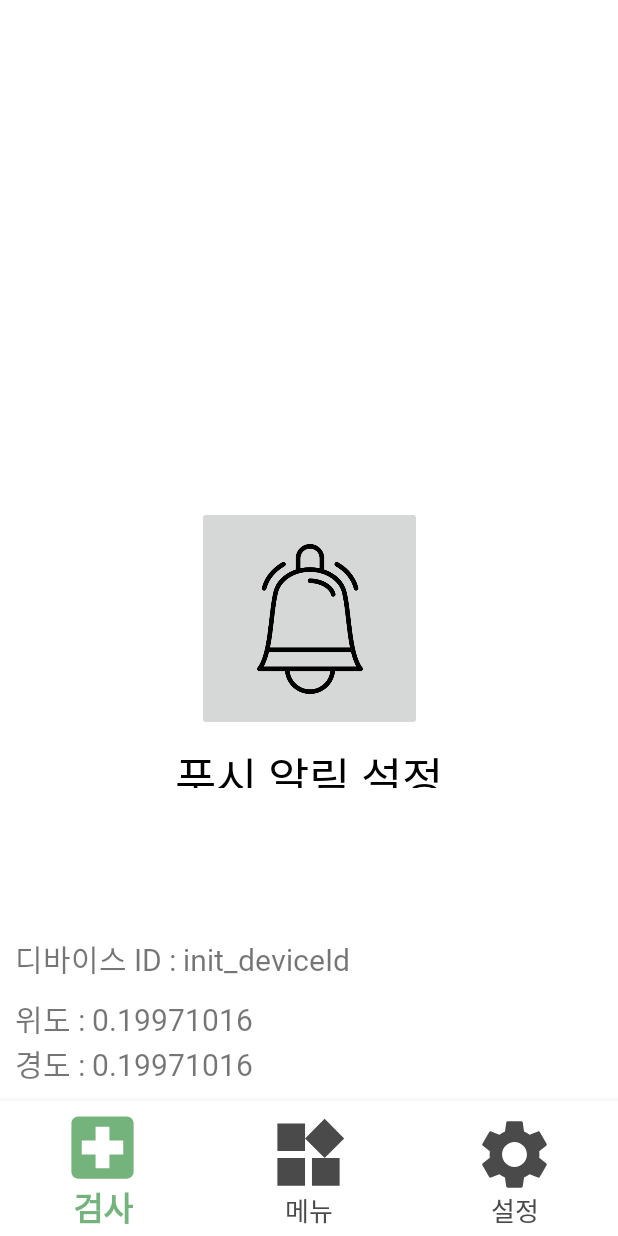
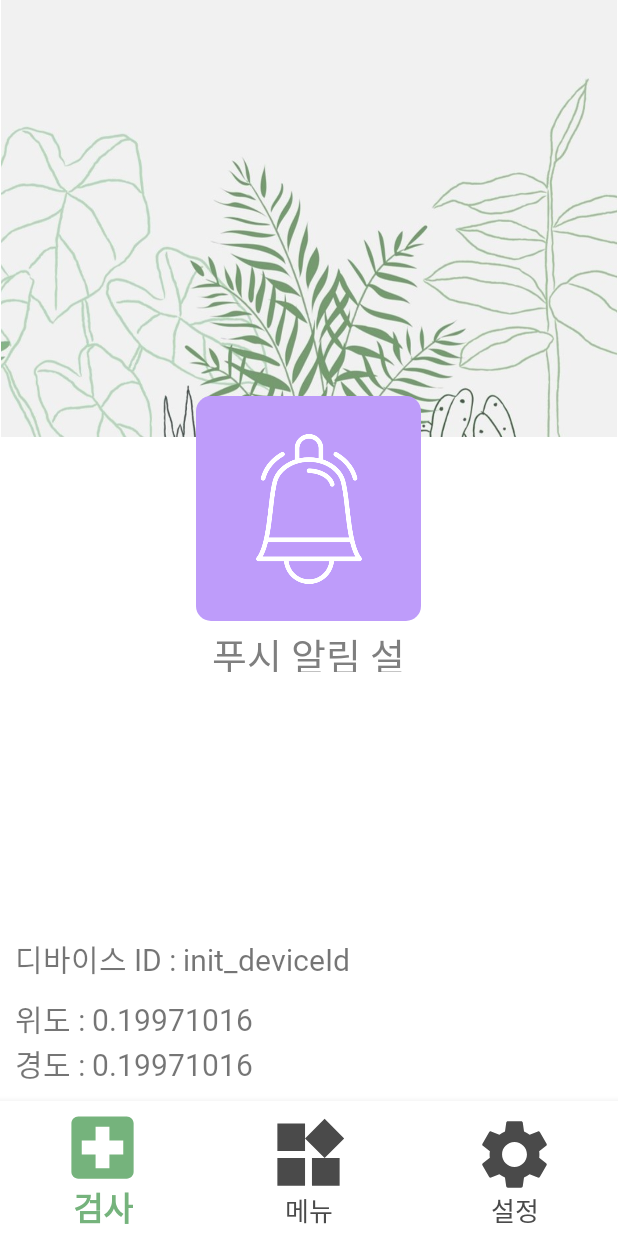
Before and after one commit to jinyong3512/easy-farm, an Android app: the fragment Fragment3 placed in its activity, on a phone screen of 412 x 824 dp. Run offline under Robolectric (Android 15) with nearby library versions, the phone set to English and light mode, and no system bars; our stand-ins replace Firebase (no records; nobody signed in at launch, a user with empty details on screens opened directly).

Commit message:
2022-11-27 23:56

```diff
--- a/app/src/main/java/com/capstone/easyfarm/Fragment3.kt
+++ b/app/src/main/java/com/capstone/easyfarm/Fragment3.kt
@@ -27,7 +27,12 @@ class Fragment3 : Fragment() {
         savedInstanceState: Bundle?
     ): View? {
 
+        requireActivity().window.statusBarColor = requireActivity().getColor(R.color.fragment_statusBar_color_2)
+
         binding = Fragment3Binding.inflate(inflater, container, false)
+
+        binding.btn1.setColorFilter(resources.getColor(R.color.white))
+
 
         binding.tv1.text = "디바이스 ID : " + SplashActivity.deviceId
 
--- a/app/src/main/res/layout/activity_myrecord.xml
+++ b/app/src/main/res/layout/activity_myrecord.xml
@@ -4,6 +4,7 @@
     xmlns:tools="http://schemas.android.com/tools"
     android:layout_width="match_parent"
     android:layout_height="match_parent"
+    android:background="@drawable/noticeboard_image_background"
     tools:context=".MyRecordActivity">
 
     <TextView
@@ -28,7 +29,7 @@
         android:id="@+id/listview1"
 
         android:layout_width="match_parent"
-        android:layout_height="780dp"
+        android:layout_height="700dp"
 
         android:divider="#ffffff"
         android:dividerHeight="10dp"
--- a/app/src/main/res/layout/activity_noticeboard.xml
+++ b/app/src/main/res/layout/activity_noticeboard.xml
@@ -29,7 +29,7 @@
         android:id="@+id/mainLV"
 
         android:layout_width="350dp"
-        android:layout_height="780dp"
+        android:layout_height="700dp"
 
         android:divider="#ffffff"
         android:dividerHeight="10dp"
--- a/app/src/main/res/layout/fragment2.xml
+++ b/app/src/main/res/layout/fragment2.xml
@@ -4,8 +4,6 @@
     xmlns:tools="http://schemas.android.com/tools"
     android:layout_width="match_parent"
     android:layout_height="match_parent"
-    android:gravity="center_horizontal"
-    android:orientation="vertical"
     tools:context=".Fragment2">
 
     <ImageView
--- a/app/src/main/res/layout/fragment3.xml
+++ b/app/src/main/res/layout/fragment3.xml
@@ -5,6 +5,17 @@
     android:layout_width="match_parent"
     android:layout_height="match_parent"
     tools:context=".Fragment3">
+
+    <ImageView
+        android:id="@+id/iv1"
+        android:layout_width="match_parent"
+        android:layout_height="291dp"
+
+        android:src="@drawable/fragment2_image_iv1"
+
+        app:layout_constraintEnd_toEndOf="parent"
+        app:layout_constraintStart_toStartOf="parent"
+        app:layout_constraintTop_toTopOf="parent" />
 
     <TextView
         android:id="@+id/tv1"
@@ -45,29 +56,32 @@
 
         android:layout_width="150dp"
         android:layout_height="150dp"
+        android:layout_marginTop="264dp"
 
-
+        android:background="@drawable/custom_button"
+        android:backgroundTint="#BE9CFA"
         android:src="@drawable/fragment3_icon_alarmsetting"
 
-
-        app:layout_constraintBottom_toBottomOf="parent"
         app:layout_constraintEnd_toEndOf="parent"
+        app:layout_constraintHorizontal_bias="0.498"
         app:layout_constraintStart_toStartOf="parent"
         app:layout_constraintTop_toTopOf="parent" />
 
     <TextView
         android:id="@+id/textView1"
 
-        android:layout_width="wrap_content"
+        android:layout_width="150dp"
         android:layout_height="30dp"
-        android:layout_marginTop="8dp"
+        android:layout_marginTop="4dp"
 
         android:gravity="center"
+
         android:text="푸시 알림 설정"
-        android:textColor="@color/black"
+        android:textColor="#7F7F7F"
+        android:textSize="25sp"
 
-        android:textSize="30sp"
         app:layout_constraintEnd_toEndOf="parent"
+        app:layout_constraintHorizontal_bias="0.498"
         app:layout_constraintStart_toStartOf="parent"
         app:layout_constraintTop_toBottomOf="@id/btn1" />
 
```
Also changed, not shown: app/src/main/res/drawable/fragment3_image_background.jpg (added).
